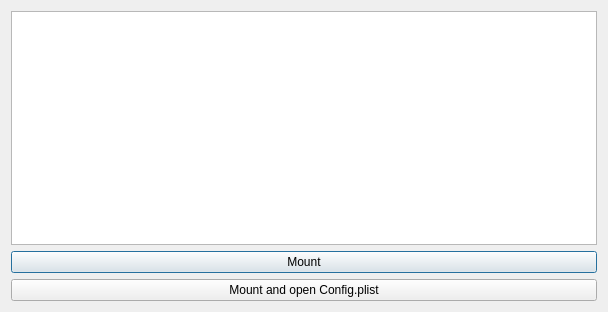
Above: dlgMountESP.ui from ic005k/OCAuxiliaryTools before the change. Below: the same form after it.
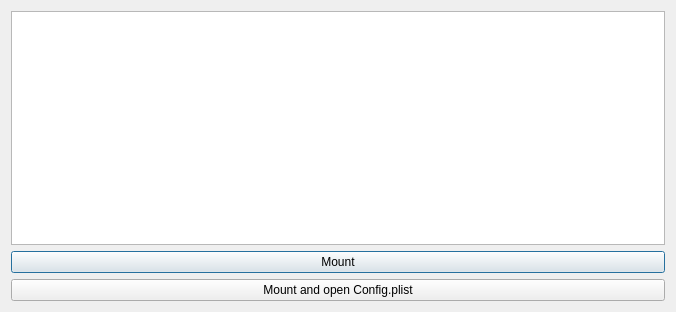
That is the form after the change.

Patch:
```diff
--- a/dlgMountESP.ui
+++ b/dlgMountESP.ui
@@ -6,7 +6,7 @@
    <rect>
     <x>0</x>
     <y>0</y>
-    <width>608</width>
+    <width>676</width>
     <height>312</height>
    </rect>
   </property>
```
